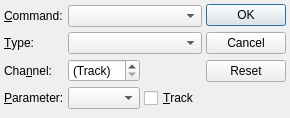
Old version of the form src/qmidictlMidiControlForm.ui in the repository rncbc/qmidictl.
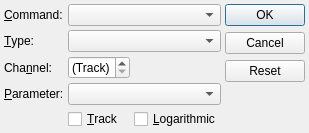
New version of the form. Icons and pictures are not drawn.

Commit message:
- MIDI note and controller names (GM) added.
- Logarithmic scale configure option added.

The edit to the form file:
```diff
--- a/src/qmidictlMidiControlForm.ui
+++ b/src/qmidictlMidiControlForm.ui
@@ -112,17 +112,24 @@
        </property>
       </widget>
      </item>
-     <item row="3" column="1">
+	 <item row="3" column="1" colspan="2">
       <widget class="QComboBox" name="ParamComboBox"/>
      </item>
-     <item row="3" column="2">
+	 <item row="4" column="1">
       <widget class="QCheckBox" name="ParamTrackCheckBox">
        <property name="text">
-        <string>&amp;Track </string>
+		<string>&amp;Track</string>
        </property>
       </widget>
      </item>
-    </layout>
+	 <item row="4" column="2">
+	  <widget class="QCheckBox" name="LogarithmicCheckBox">
+	   <property name="text">
+		<string>&amp;Logarithmic</string>
+	   </property>
+	  </widget>
+	 </item>
+	</layout>
    </item>
    <item>
     <widget class="QDialogButtonBox" name="DialogButtonBox">
```
Left out of the diff: 1 changed line with no effect on the pictures. The commit also changes 6 other files.
